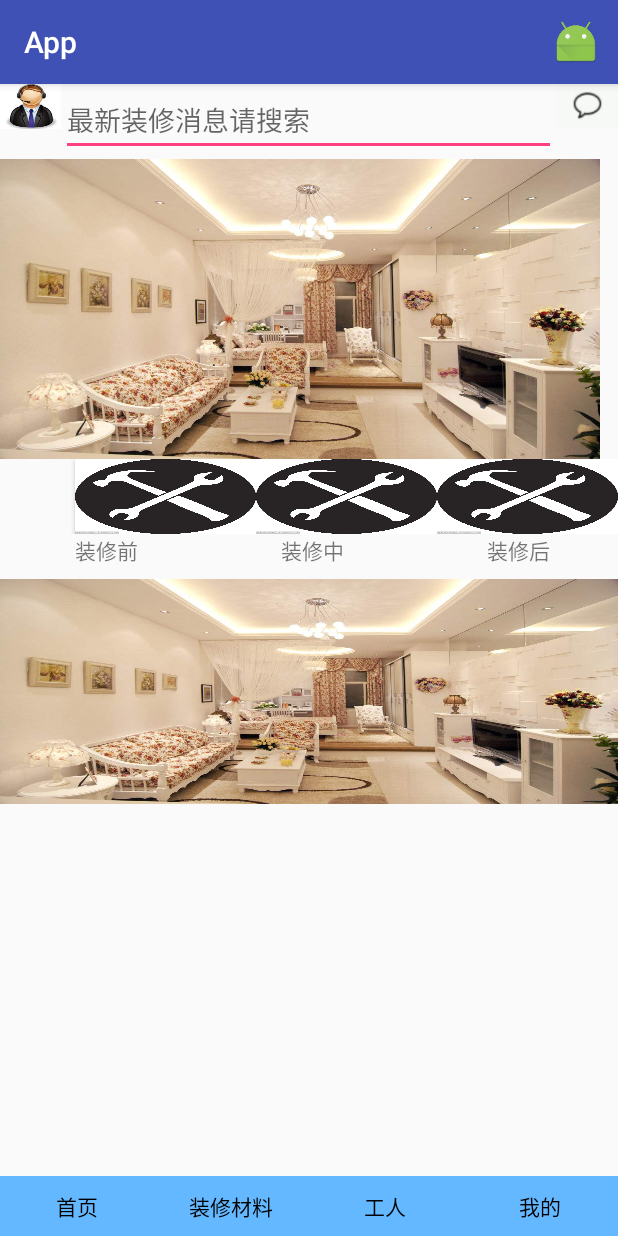
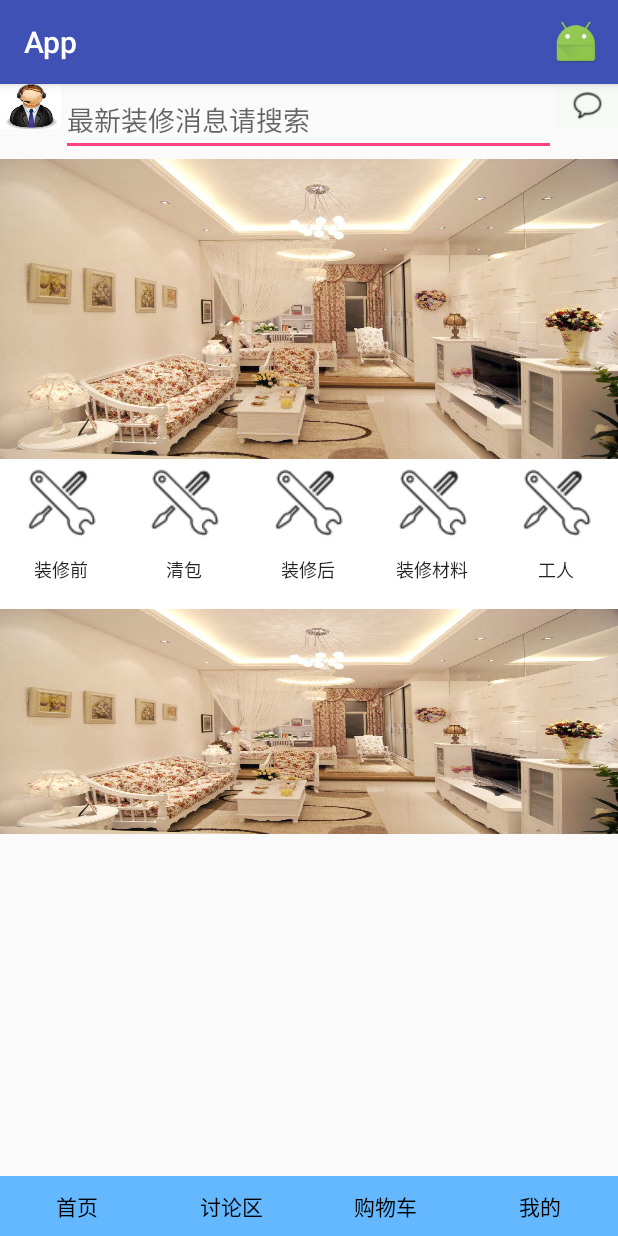
Before and after one commit to Pyyyyyy/FitmentApp, an Android app: the screen it shows after launch (MainActivity), on a phone screen of 412 x 824 dp. Run offline under Robolectric (Android 15) with nearby library versions, the phone set to English and light mode, and no system bars.

Commit message:
py 4.11 commit

```diff
--- a/app/src/main/java/com/example/app/FragmenWorker.java
+++ b/app/src/main/java/com/example/app/FragmenWorker.java
@@ -7,11 +7,14 @@ import android.view.View;
 import android.view.ViewGroup;
 
 public class FragmenWorker extends Fragment
-{
+{   /*
     public View onCreateView(LayoutInflater inflater, ViewGroup container,
                              Bundle savedInstanceState)
     {
+
         View view = inflater.inflate(R.layout.fragment_worker, container, false);
         return view;
+
     }
+   */
 }
--- a/app/src/main/java/com/example/app/FragmenZxcl.java
+++ b/app/src/main/java/com/example/app/FragmenZxcl.java
@@ -7,11 +7,12 @@ import android.view.View;
 import android.view.ViewGroup;
 
 public class FragmenZxcl extends Fragment
-{
+{   /*
     public View onCreateView(LayoutInflater inflater, ViewGroup container,
                              Bundle savedInstanceState)
     {
         View view = inflater.inflate(R.layout.fitment_material_layout, container, false);
         return view;
     }
+    */
 }
--- a/app/src/main/java/com/example/app/MainActivity.java
+++ b/app/src/main/java/com/example/app/MainActivity.java
@@ -37,6 +37,7 @@ public class MainActivity extends AppCompatActivity implements OnClickListener {
     protected void onCreate(Bundle savedInstanceState) {
         super.onCreate(savedInstanceState);
         setContentView(R.layout.activity_main);
+        /*
         Button image4 = (Button) findViewById(R.id.image4);
         image4.setOnClickListener(new View.OnClickListener(){
             @Override
@@ -52,8 +53,9 @@ public class MainActivity extends AppCompatActivity implements OnClickListener {
             public void onClick(View v){
                 Intent intent = new Intent(MainActivity.this,zhuangxiuzhongActivity.class);
                 startActivity(intent);
+
             }
-        });
+        });*/
 
         initView();
         initEvent();
--- a/app/src/main/res/layout/activity_main.xml
+++ b/app/src/main/res/layout/activity_main.xml
@@ -56,7 +56,7 @@
                     android:layout_width="match_parent"
                     android:layout_height="match_parent"
                     android:gravity="center"
-                    android:text="装修材料"
+                    android:text="讨论区"
                     android:textColor="@android:color/black" />
             </LinearLayout>
             <LinearLayout
@@ -72,7 +72,7 @@
                     android:layout_height="match_parent"
 
                     android:gravity="center"
-                    android:text="工人"
+                    android:text="购物车"
                     android:textColor="@android:color/black" />
             </LinearLayout>
 
--- a/app/src/main/res/layout/fragment_home.xml
+++ b/app/src/main/res/layout/fragment_home.xml
@@ -1,11 +1,15 @@
 <?xml version="1.0" encoding="utf-8"?>
-<LinearLayout xmlns:android="http://schemas.android.com/apk/res/android"
+<ScrollView xmlns:android="http://schemas.android.com/apk/res/android"
     xmlns:app="http://schemas.android.com/apk/res-auto"
     xmlns:tools="http://schemas.android.com/tools"
     android:layout_width="match_parent"
     android:layout_height="match_parent"
     android:orientation="vertical"
     tools:context="com.example.app.MainActivity">
+    <LinearLayout
+        android:orientation="vertical"
+        android:layout_width="match_parent"
+        android:layout_height="match_parent">
     <LinearLayout
         android:id="@+id/LinearLayout1"
         android:orientation="horizontal"
@@ -43,88 +47,108 @@
         android:layout_height="200dp">
         <ImageView
             android:id="@+id/image3"
-            android:layout_width="400dp"
+            android:layout_width="match_parent"
             android:layout_height="200dp"
             android:src="@drawable/timg"
             android:scaleType="fitXY"
             />
     </LinearLayout>
+
         <LinearLayout
             android:id="@+id/LinearLayout3"
             android:orientation="horizontal"
             android:layout_width="match_parent"
-        android:layout_height="50dp">
+            android:layout_height="100dp">
 
             <Button
                 android:id="@+id/image4"
                 android:layout_width="0dp"
-            android:layout_height="50dp"
-            android:layout_weight="3"
-            android:layout_marginLeft="50dp"
-
-            android:background="@drawable/first"
+                android:layout_height="100dp"
+                android:layout_weight="5"
+                android:text="装修前"
+                android:textSize="12sp"
+                android:paddingLeft="5dp"
+                android:paddingTop="5dp"
+                android:paddingRight="5dp"
+                android:paddingBottom="5dp"
+                android:drawableTop="@drawable/first"
+                android:background="#FFFFFF"
                 />
 
             <Button
                 android:id="@+id/image5"
                 android:layout_width="0dp"
-            android:layout_height="50dp"
-            android:layout_weight="3"
-            android:background="@drawable/first"
+                android:layout_height="100dp"
+                android:layout_weight="5"
+                android:text="清包"
+                android:textSize="12sp"
+                android:paddingLeft="5dp"
+                android:paddingTop="5dp"
+                android:paddingRight="5dp"
+                android:paddingBottom="5dp"
+                android:drawableTop="@drawable/first"
+                android:background="#FFFFFF"
                 />
             <Button
                 android:id="@+id/image6"
                 android:layout_width="0dp"
-            android:layout_height="50dp"
-            android:layout_weight="3"
-            android:background="@drawable/first"
+                android:layout_height="100dp"
+                android:layout_weight="5"
+                android:text="装修后"
+                android:textSize="12sp"
+                android:paddingLeft="5dp"
+                android:paddingTop="5dp"
+                android:paddingRight="5dp"
+                android:paddingBottom="5dp"
+                android:drawableTop="@drawable/first"
+                android:background="#FFFFFF"
+                />
+            <Button
+                android:id="@+id/image7"
+                android:layout_width="0dp"
+                android:layout_height="100dp"
+                android:layout_weight="5"
+                android:text="装修材料"
+                android:textSize="12sp"
+                android:paddingLeft="5dp"
+                android:paddingTop="5dp"
+                android:paddingRight="5dp"
+                android:paddingBottom="5dp"
+                android:drawableTop="@drawable/first"
+                android:background="#FFFFFF"
+                />
+            <Button
+                android:id="@+id/image8"
+                android:layout_width="0dp"
+                android:layout_height="100dp"
+                android:layout_weight="5"
+                android:text="工人"
+                android:textSize="12sp"
+                android:paddingLeft="5dp"
+                android:paddingTop="5dp"
+                android:paddingRight="5dp"
+                android:paddingBottom="5dp"
+                android:drawableTop="@drawable/first"
+                android:background="#FFFFFF"
                 />
 
 
 
         </LinearLayout>
-    <LinearLayout
-        android:id="@+id/LinearLayout4"
-        android:orientation="horizontal"
-        android:layout_width="match_parent"
-        android:layout_height="30dp">
 
-        <TextView
-            android:layout_width="50dp"
-            android:layout_weight="5"
-            android:layout_height="30dp"
-
-            android:text="               装修前"
-            />
-        <TextView
-            android:layout_width="50dp"
-            android:layout_weight="5"
-            android:layout_height="30dp"
-
-            android:text="               装修中"
-            />
-        <TextView
-            android:layout_width="50dp"
-            android:layout_weight="5"
-            android:layout_height="30dp"
-
-            android:text="               装修后"
-            />
-
-
-    </LinearLayout>
     <LinearLayout
         android:id="@+id/LinearLayout5"
         android:layout_width="match_parent"
         android:orientation="horizontal"
         android:layout_height="150dp">
         <ImageView
-            android:id="@+id/image7"
+            android:id="@+id/image9"
             android:layout_width="match_parent"
             android:layout_height="150dp"
             android:src="@drawable/timg"
             android:scaleType="fitXY"
             />
     </LinearLayout>
+    </LinearLayout>
 
-</LinearLayout>
+</ScrollView>
```
Also changed, not shown: app/src/main/res/drawable/first.png (added), app/src/main/res/mipmap-xxxhdpi/first.jpg (renamed from app/src/main/res/drawable/first.jpg). Lines whose indentation alone changed are shown as unchanged.
